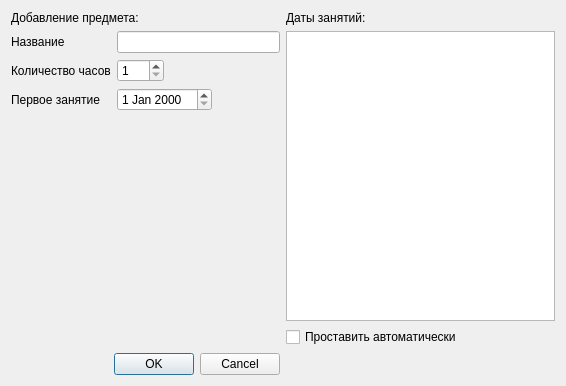
Above: EditSubject.ui from sarum9in/Schedule before the change. Below: the same form after it.
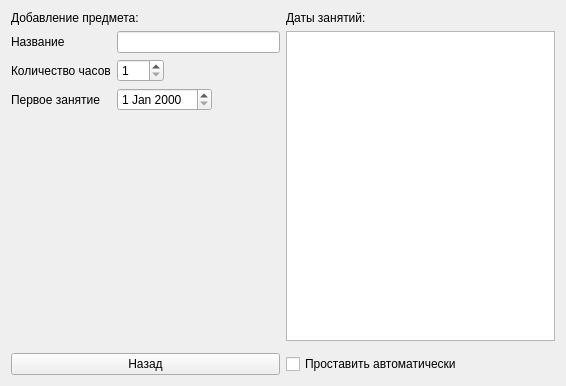
That is the form after the change.

Commit message: SubjectListEdit: partial interaction implementation with EditSubject.

Diff of the .ui file:
```diff
--- a/EditSubject.ui
+++ b/EditSubject.ui
@@ -1,7 +1,7 @@
 <?xml version="1.0" encoding="UTF-8"?>
 <ui version="4.0">
  <class>EditSubject</class>
- <widget class="QDialog" name="EditSubject">
+ <widget class="QWidget" name="EditSubject">
   <property name="geometry">
    <rect>
     <x>0</x>
@@ -10,44 +10,10 @@
     <height>386</height>
    </rect>
   </property>
-  <property name="windowTitle">
-   <string>Dialog</string>
-  </property>
   <layout class="QGridLayout" name="gridLayout">
-   <item row="0" column="1">
-    <widget class="QLabel" name="label_2">
-     <property name="text">
-      <string>Даты занятий:</string>
-     </property>
-    </widget>
-   </item>
    <item row="1" column="1">
     <widget class="QListView" name="classList"/>
    </item>
-   <item row="3" column="0">
-    <widget class="QDialogButtonBox" name="buttonBox">
-     <property name="orientation">
-      <enum>Qt::Horizontal</enum>
-     </property>
-     <property name="standardButtons">
-      <set>QDialogButtonBox::Cancel|QDialogButtonBox::Ok</set>
-     </property>
-    </widget>
-   </item>
-   <item row="0" column="0">
-    <widget class="QLabel" name="label">
-     <property name="text">
-      <string>Добавление предмета:</string>
-     </property>
-    </widget>
-   </item>
-   <item row="2" column="1">
-    <widget class="QCheckBox" name="checkBox">
-     <property name="text">
-      <string>Проставить автоматически</string>
-     </property>
-    </widget>
-   </item>
    <item row="1" column="0" rowspan="2">
     <layout class="QFormLayout" name="formLayout">
      <property name="fieldGrowthPolicy">
@@ -92,6 +58,34 @@
      </item>
     </layout>
    </item>
+   <item row="0" column="1">
+    <widget class="QLabel" name="label_2">
+     <property name="text">
+      <string>Даты занятий:</string>
+     </property>
+    </widget>
+   </item>
+   <item row="0" column="0">
+    <widget class="QLabel" name="label">
+     <property name="text">
+      <string>Добавление предмета:</string>
+     </property>
+    </widget>
+   </item>
+   <item row="3" column="0">
+    <widget class="QPushButton" name="backwardButton">
+     <property name="text">
+      <string>Назад</string>
+     </property>
+    </widget>
+   </item>
+   <item row="3" column="1">
+    <widget class="QCheckBox" name="audoDates">
+     <property name="text">
+      <string>Проставить автоматически</string>
+     </property>
+    </widget>
+   </item>
   </layout>
  </widget>
  <resources/>
```
Left out of the diff: 33 changed lines with no effect on the pictures. The commit also changes 5 other files.
